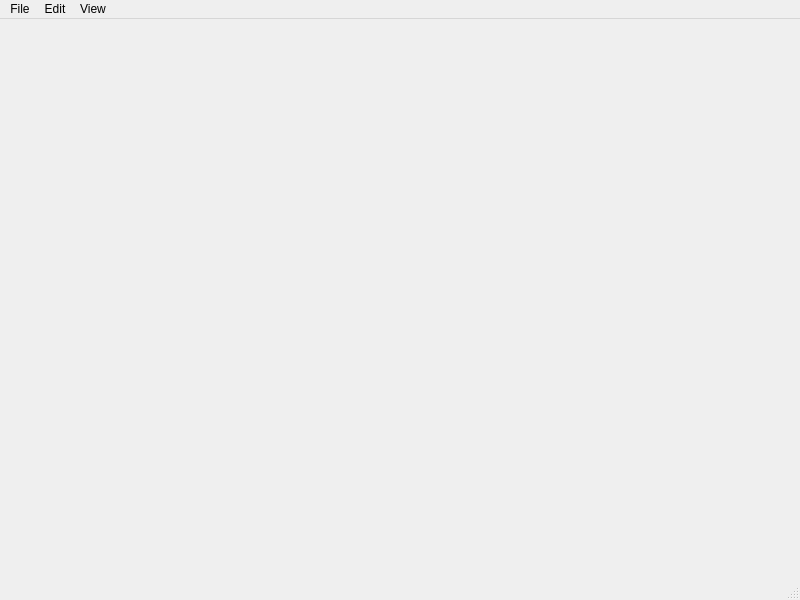
saurabhkale108/Qt_Tutoreal, file mainwindow.ui: the form before one commit.
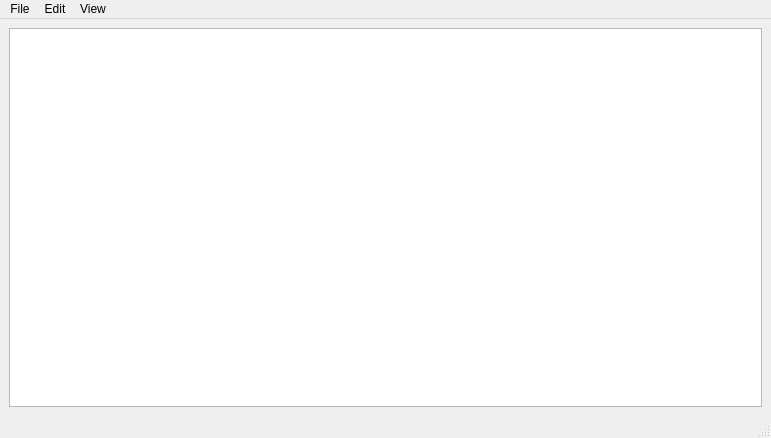
The form after the commit.

```diff
--- a/mainwindow.ui
+++ b/mainwindow.ui
@@ -6,20 +6,26 @@
    <rect>
     <x>0</x>
     <y>0</y>
-    <width>800</width>
-    <height>600</height>
+    <width>771</width>
+    <height>438</height>
    </rect>
   </property>
   <property name="windowTitle">
    <string>MainWindow</string>
   </property>
-  <widget class="QWidget" name="centralwidget"/>
+  <widget class="QWidget" name="centralwidget">
+   <layout class="QHBoxLayout" name="horizontalLayout">
+    <item>
+     <widget class="QTextEdit" name="textEdit"/>
+    </item>
+   </layout>
+  </widget>
   <widget class="QMenuBar" name="menubar">
    <property name="geometry">
     <rect>
      <x>0</x>
      <y>0</y>
-     <width>800</width>
+     <width>771</width>
      <height>22</height>
     </rect>
    </property>
```
